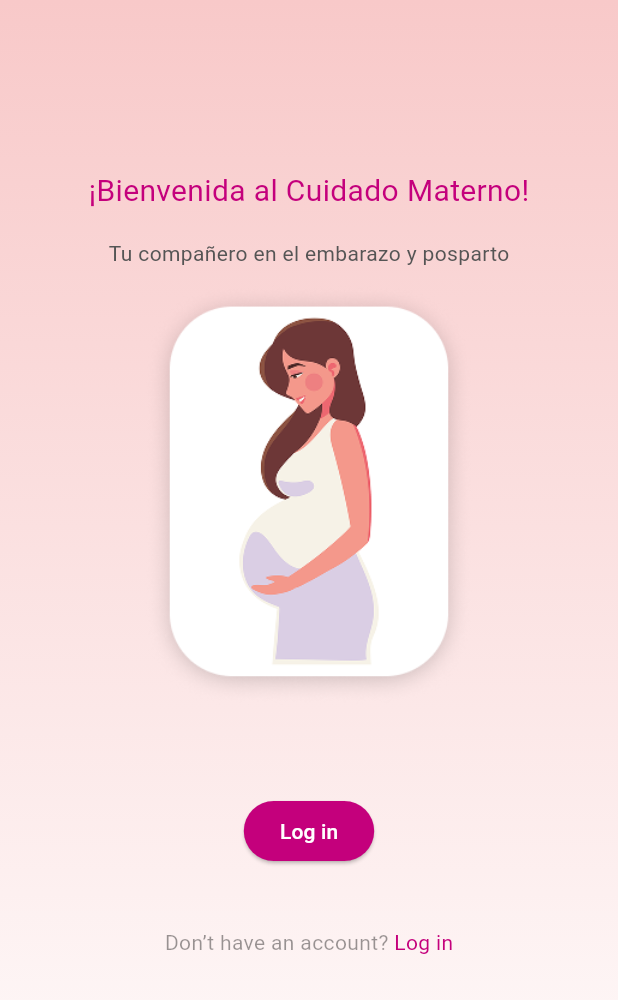
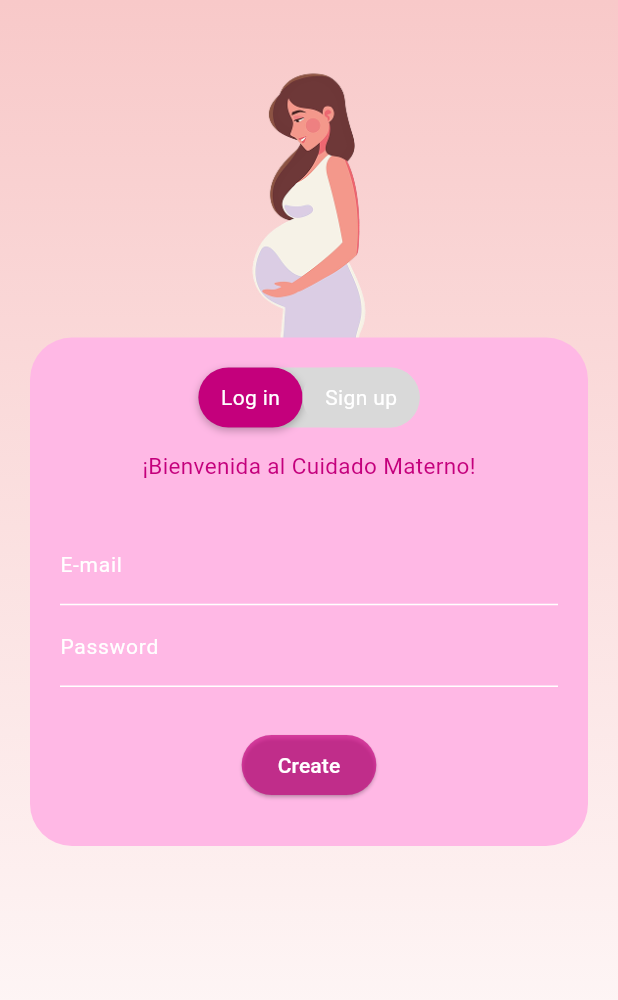
Before and after one commit to ilson28/maternal_care, a Flutter app: the screen it shows after launch, on a phone screen of 412 x 824 dp. Shown: the top 1000 px of the screen. Run offline on Flutter 3.47's test engine with Material 3 defaults, Android fonts, the phone set to English and light mode, and no system bars; Roboto replaces fonts that are missing (Inclusive Sans, Inder).

Commit message:
feat(Login): add  widget for login and signup.

```diff
--- a/lib/myApp.dart
+++ b/lib/myApp.dart
@@ -1,5 +1,7 @@
 import 'package:flutter/material.dart';
+
 import 'package:maternalcare/screens/welcome.dart';
+import 'package:maternalcare/widgets/login_signup.dart';
 
 class MyApp extends StatelessWidget {
   const MyApp({super.key});
@@ -17,7 +19,9 @@ class MyApp extends StatelessWidget {
       ),
       // A widget which will be started on application startup
       home: Scaffold(
-        body: Welcome(),
+        body: LoginSignup(
+          type: "create",
+        ),
       ),
     );
   }
--- a/lib/screens/welcome.dart
+++ b/lib/screens/welcome.dart
@@ -6,11 +6,7 @@ class Welcome extends StatelessWidget {
   @override
   Widget build(BuildContext context) {
     return Container(
-      decoration: BoxDecoration(
-          gradient: LinearGradient(
-              colors: [Color(0xffF8C9C9), Color(0xffffffff)],
-              begin: Alignment.topCenter,
-              end: Alignment.bottomCenter)),
+      decoration: AppColors.backgroundApp,
       width: double.infinity,
       child: Padding(
         padding: const EdgeInsets.only(top: 113, bottom: 15),
--- a/lib/utils/appColors.dart
+++ b/lib/utils/appColors.dart
@@ -1,5 +1,13 @@
 import 'dart:ui';
+
+import 'package:flutter/cupertino.dart';
 
 class AppColors {
   static const Color primary = Color(0xFFC4007C);
+  static const Color secondary = Color(0xFFFFB8E5);
+  static const BoxDecoration backgroundApp = BoxDecoration(
+      gradient: LinearGradient(
+          colors: [Color(0xffF8C9C9), Color(0xffffffff)],
+          begin: Alignment.topCenter,
+          end: Alignment.bottomCenter));
 }
--- /dev/null
+++ b/lib/widgets/login_signup.dart
@@ -0,0 +1,163 @@
+import 'package:flutter/material.dart';
+import 'package:flutter/rendering.dart';
+import 'package:maternalcare/utils/appColors.dart';
+
+class LoginSignup extends StatefulWidget {
+  final String type;
+  const LoginSignup({super.key, required this.type});
+  _LoginState createState() => _LoginState();
+}
+
+class _LoginState extends State<LoginSignup> {
+  List<bool> isSelected = [true, false];
+  int selectedIndex = 0; // 0 = Log in, 1 = Sign up
+  @override
+  Widget build(BuildContext context) {
+    return Container(
+      decoration: AppColors.backgroundApp,
+      width: double.infinity,
+      child: Padding(
+        padding:
+            const EdgeInsets.only(top: 30, bottom: 50, left: 20, right: 20),
+        child: Column(children: [
+          Image.asset("assets/images/women.png", width: 150),
+          Transform.translate(
+            offset: Offset(0, -30),
+            child: Container(
+              padding: const EdgeInsets.all(20),
+              decoration: BoxDecoration(
+                  color: AppColors.secondary,
+                  borderRadius: BorderRadius.circular(28)),
+              child: Column(
+                children: [
+                  Container(
+                    decoration: BoxDecoration(
+                      color: Color(0xffD9D9D9),
+                      borderRadius: BorderRadius.circular(20),
+                    ),
+                    child: Row(
+                      mainAxisSize: MainAxisSize.min,
+                      children: [
+                        AuthButton(
+                          text: "Log in",
+                          isActive: selectedIndex == 0,
+                          onTap: () => setState(() => selectedIndex = 0),
+                        ),
+                        SizedBox(width: 0),
+                        AuthButton(
+                          text: "Sign up",
+                          isActive: selectedIndex == 1,
+                          onTap: () => setState(() => selectedIndex = 1),
+                        ),
+                      ],
+                    ),
+                  ),
+                  SizedBox(
+                    height: 15,
+                  ),
+                  Text(
+                    "¡Bienvenida al Cuidado Materno!",
+                    style: TextStyle(
+                      color: AppColors.primary,
+                      fontFamily: "Inclusive Sans",
+                      fontSize: 15,
+                    ),
+                  ),
+                  SizedBox(
+                    height: 28,
+                  ),
+                  TextField(
+                    decoration: InputDecoration(
+                      labelText: "E-mail",
+                      enabledBorder: UnderlineInputBorder(
+                          borderSide: BorderSide(color: Colors.white)),
+                      labelStyle: TextStyle(
+                        color: Colors.white,
+                        fontFamily: "Inclusive Sans",
+                        fontSize: 14,
+                      ),
+                    ),
+                  ),
+                  TextField(
+                    decoration: InputDecoration(
+                      labelText: "Password",
+                      enabledBorder: UnderlineInputBorder(
+                          borderSide: BorderSide(color: Colors.white)),
+                      labelStyle: TextStyle(
+                        color: Colors.white,
+                        fontFamily: "Inclusive Sans",
+                        fontSize: 14,
+                      ),
+                    ),
+                  ),
+                  SizedBox(
+                    height: 28,
+                  ),
+                  ElevatedButton(
+                      onPressed: () {},
+                      style: ButtonStyle(
+                          backgroundColor:
+                              WidgetStatePropertyAll(Color(0xaaC4007C))),
+                      child: Text(
+                        widget.type == "login".toLowerCase()
+                            ? "Log in"
+                            : "Create",
+                        style: TextStyle(color: Colors.white),
+                      )),
+                  SizedBox(
+                    height: 10,
+                  ),
+                  if (widget.type == "login".toLowerCase())
+                    Text(
+                      "Forgot password?",
+                      style: TextStyle(color: Colors.white, fontSize: 14),
+                    ),
+                ],
+              ),
+            ),
+          )
+        ]),
+      ),
+    );
+  }
+}
+
+/// 🔹 Botón reutilizable
+class AuthButton extends StatelessWidget {
+  final String text;
+  final bool isActive;
+  final VoidCallback onTap;
+
+  const AuthButton({
+    required this.text,
+    required this.isActive,
+    required this.onTap,
+  });
+
+  @override
+  Widget build(BuildContext context) {
+    return GestureDetector(
+      onTap: onTap,
+      child: Container(
+        padding: EdgeInsets.symmetric(horizontal: 15, vertical: 10),
+        decoration: BoxDecoration(
+          color: isActive ? AppColors.primary : Color(0xffD9D9D9),
+          borderRadius: BorderRadius.circular(20),
+          boxShadow: isActive
+              ? [
+                  BoxShadow(
+                    color: Colors.black26,
+                    blurRadius: 4,
+                    offset: Offset(0, 2),
+                  )
+                ]
+              : [],
+        ),
+        child: Text(
+          text,
+          style: TextStyle(color: Colors.white),
+        ),
+      ),
+    );
+  }
+}
```
Also changed, not shown: assets/images/women.png (added).
